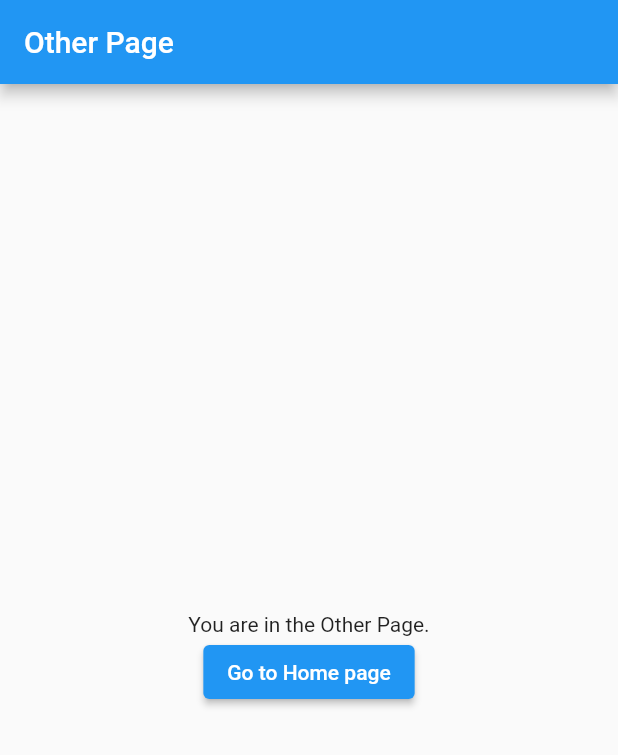
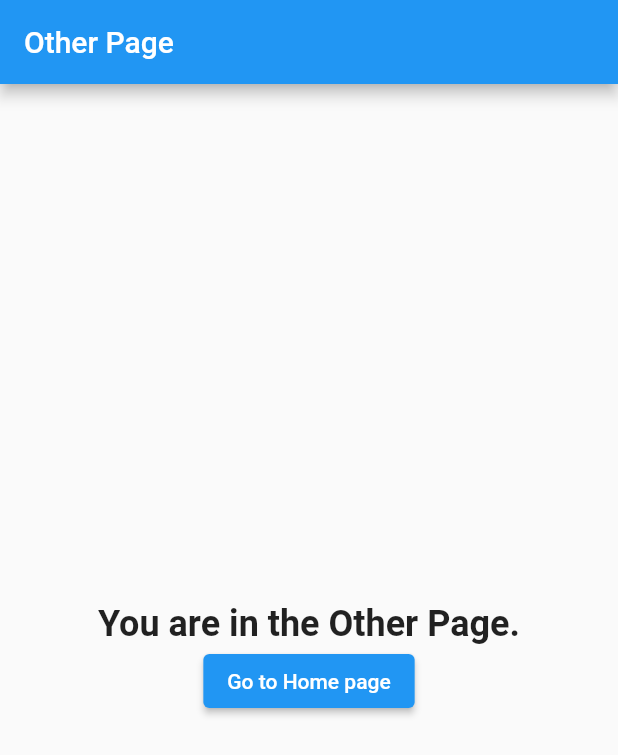
Before and after one commit to matheusmslima/testing-getx-routes, a Flutter app: the screen it shows after launch, after a tap on "Go to other", on a phone screen of 412 x 824 dp. Shown: the top 755 px of the screen. Run offline on Flutter 3.47's test engine with Material 2 defaults, Android fonts, the phone set to English and light mode, and no system bars; our stand-ins replace get.

Commit message:
separated home and other page routers to its own widgets

```diff
--- a/lib/app/modules/other/other_view.dart
+++ b/lib/app/modules/other/other_view.dart
@@ -15,7 +15,13 @@ class OtherView extends GetView<OtherController> {
             mainAxisAlignment: MainAxisAlignment.center,
             crossAxisAlignment: CrossAxisAlignment.center,
             children: [
-              const Text("You are in the Other Page."),
+              const Text(
+                "You are in the Other Page.",
+                style: TextStyle(
+                  fontSize: 24,
+                  fontWeight: FontWeight.bold,
+                ),
+              ),
               ElevatedButton(
                 onPressed: () => Get.offNamed('/home'),
                 child: const Text('Go to Home page'),
--- a/lib/main.dart
+++ b/lib/main.dart
@@ -1,25 +1,15 @@
 import 'package:flutter/cupertino.dart';
 import 'package:get/get.dart';
-import 'package:myapp/app/modules/home/home_bindings.dart';
-import 'package:myapp/app/modules/home/home_view.dart';
-import 'package:myapp/app/modules/other/other_bindings.dart';
-import 'package:myapp/app/modules/other/other_view.dart';
+import 'package:myapp/routes/home_routers.dart';
+import 'package:myapp/routes/other_routers.dart';
 
 void main() {
   runApp(
     GetMaterialApp(
       initialRoute: '/home',
       getPages: [
-        GetPage(
-          name: '/home',
-          page: () => const HomeView(),
-          binding: HomeBindings(),
-        ),
-        GetPage(
-          name: '/other',
-          page: () => const OtherView(),
-          binding: OtherBindings(),
-        ),
+        ...HomeRouters.routers,
+        ...OtherRouters.routers,
       ],
     ),
   );
```
Also changed, not shown: lib/routes/home_routers.dart (added, +16 -0 lines), lib/routes/other_routers.dart (added, +16 -0 lines), 1 other file.
